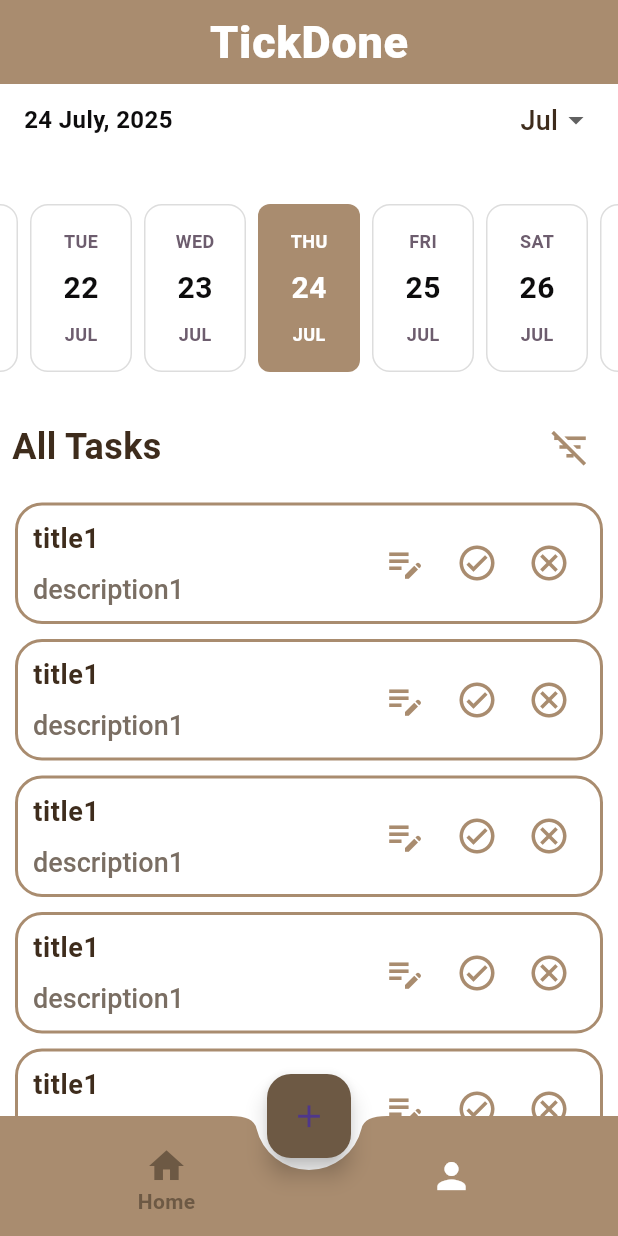
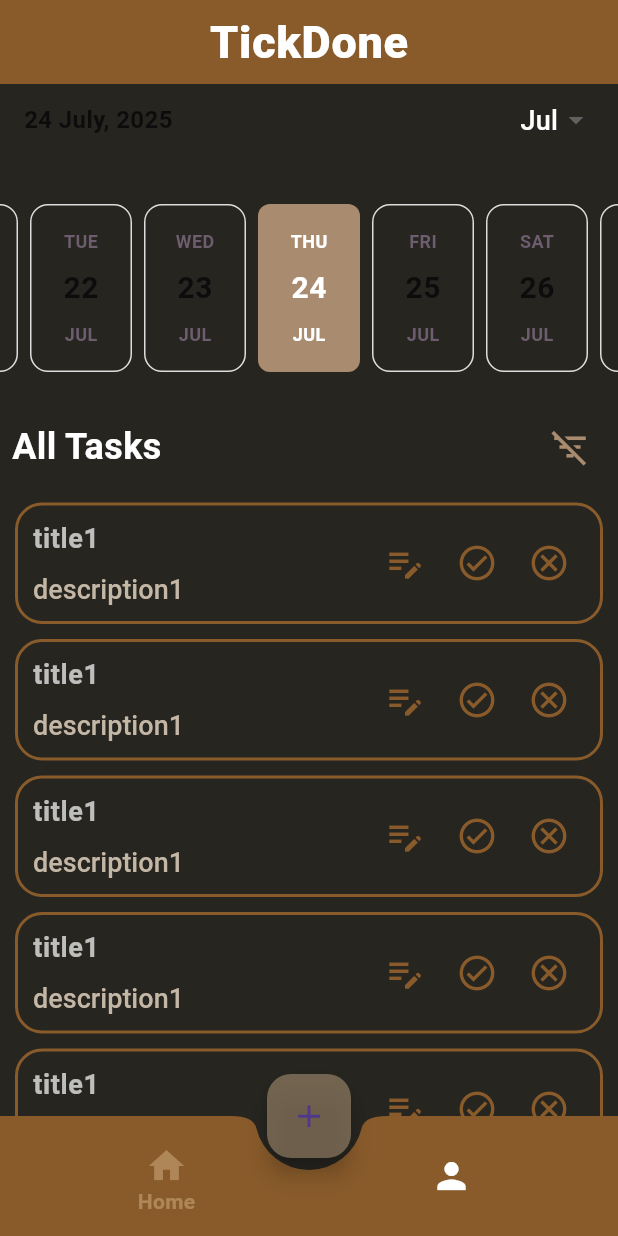
Before and after one commit to NermenHamda77/TickDone, a Flutter app: the screen it shows after launch, on a phone screen of 412 x 824 dp. Run offline on Flutter 3.47's test engine with Material 3 defaults, Android fonts, the phone set to English and light mode, and no system bars; drawn by our look-alikes of easy_date_timeline; our stand-ins replace google_fonts; generated files the repository leaves out were written again; Roboto replaces fonts that are missing (Italiana).

Commit message:
Create object for dark theme.

```diff
--- a/lib/home/home_screen.dart
+++ b/lib/home/home_screen.dart
@@ -2,8 +2,8 @@ import 'package:flutter/material.dart';
 import 'package:tick_done_app/new_task/add_new_task_screen.dart';
 import 'package:tick_done_app/profile/profile_tab.dart';
 import 'package:tick_done_app/tasks/tasks_tab.dart';
-import 'package:tick_done_app/theming/app_colors.dart';
 import 'package:flutter_gen/gen_l10n/app_localizations.dart';
+
 
 class HomeScreen extends StatefulWidget {
   static const String routeName = "home_screen";
@@ -17,6 +17,7 @@ class _HomeScreenState extends State<HomeScreen> {
 
   @override
   Widget build(BuildContext context) {
+
     return Scaffold(
       appBar: AppBar(
         title: Text("TickDone" ,
@@ -32,7 +33,7 @@ class _HomeScreenState extends State<HomeScreen> {
       bottomNavigationBar: BottomAppBar(
         shape: CircularNotchedRectangle(),
         notchMargin: 8,
-        color: AppColors.primaryLightColor,
+        color: Theme.of(context).primaryColor,
         child: BottomNavigationBar(
 
           onTap: (index){
--- a/lib/main.dart
+++ b/lib/main.dart
@@ -28,6 +28,7 @@ class MyApp extends StatelessWidget {
 
       },
       themeMode: provider.appMode,
+      darkTheme: MyTheme.darkTheme,
 
       initialRoute: HomeScreen.routeName,
       locale: Locale(provider.appLanguage),
--- a/lib/theming/app_colors.dart
+++ b/lib/theming/app_colors.dart
@@ -10,10 +10,14 @@ class AppColors{
   static const Color primaryDarkColor = Color(0xff895b2b);
   static const Color darkBeigeColor = Color(0xff8e7e6b);
   static const Color brownColor = Color(0xff6D5944);
-  static const Color greyColor = Color(0x358C8A8A);
+  static const Color greyColor = Color(0x64EAC89B);
+
+  static const Color lightWhiteColor = Color(0xb3ffffff);
+  static const Color beigeColor = Color(0xffC4B7A6);
 
   static const Color darkTextColor = Color(0xff3E2C1C);
   static const Color secondaryTextColor = Color(0xff7A6E63);
   static const Color textButtonColor = Color(0xff8C6E54);
 
+  static const Color lightBlackColor = Color(0xff262520);
 }
--- a/lib/theming/my_theme.dart
+++ b/lib/theming/my_theme.dart
@@ -66,4 +66,69 @@ class MyTheme {
       ),
     ),
   );
+
+  static final ThemeData darkTheme = ThemeData(
+    primaryColor: AppColors.primaryDarkColor,
+    scaffoldBackgroundColor: AppColors.lightBlackColor,
+    appBarTheme: AppBarTheme(
+        backgroundColor: AppColors.primaryDarkColor,
+        elevation: 0,
+        centerTitle: true),
+    floatingActionButtonTheme: FloatingActionButtonThemeData(
+      backgroundColor: AppColors.greyColor,
+      highlightElevation: 3,
+      // shape: StadiumBorder(
+      //     side: BorderSide(width: 3, color: AppColors.lightBeigeColor)),
+    ),
+    bottomNavigationBarTheme: BottomNavigationBarThemeData(
+        backgroundColor: Colors.transparent,
+        elevation: 0,
+        selectedItemColor: AppColors.greyColor,
+        unselectedItemColor: AppColors.whiteColor,
+        showUnselectedLabels: false),
+/*    textButtonTheme: TextButtonThemeData(
+      style: ButtonStyle(
+        foregroundColor: MaterialStateProperty.all(AppColors.textButtonColor),
+        overlayColor: MaterialStateProperty.all(AppColors.primaryLightColor.withOpacity(0.1)),
+      ),
+    ),*/
+    textTheme: TextTheme(
+      bodyLarge: GoogleFonts.italiana(
+        color: AppColors.whiteColor,
+        fontSize: 30,
+        fontWeight: FontWeight.w800,
+      ),
+      bodyMedium: TextStyle(
+        color: AppColors.whiteColor,
+        fontWeight: FontWeight.w700,
+        fontSize: 24,
+      ),
+      bodySmall: TextStyle(
+        color: AppColors.lightWhiteColor,
+        fontWeight: FontWeight.w600,
+        fontSize: 18,
+      ),
+      titleLarge: TextStyle(
+        color: AppColors.beigeColor,
+        fontWeight: FontWeight.w500,
+        fontSize: 18,
+      ),
+      titleMedium: TextStyle(
+        color: AppColors.whiteColor,
+        fontWeight: FontWeight.w500,
+        fontSize: 18,
+      ),
+      titleSmall: TextStyle(
+        color: AppColors.beigeColor,
+        fontWeight: FontWeight.w300,
+        fontSize: 18,
+      ),
+      labelLarge:  TextStyle(
+        color: AppColors.whiteColor,
+        fontWeight: FontWeight.w700,
+        fontSize: 20,
+      ),
+    ),
+  );
+
 }
```
